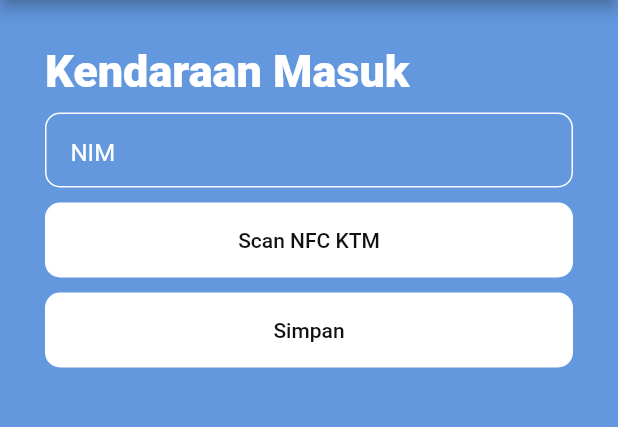
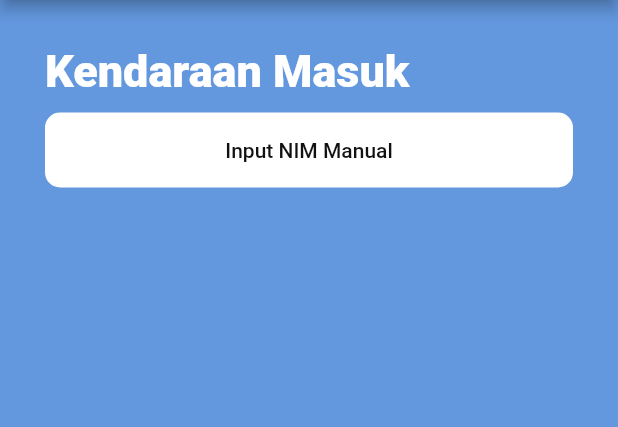
Before and after one commit to Kaling22/ticketing_parkir, a Flutter app: the HomeScreen screen opened by its route, after a tap on "Kendaraan Masuk", on a phone screen of 412 x 824 dp, the part 84-511 px from its top. Run offline on Flutter 3.47's test engine with Material 2 defaults, Android fonts, the phone set to English and light mode, and no system bars.

Commit message:
update ui

```diff
--- a/lib/menu/HomeScreen.dart
+++ b/lib/menu/HomeScreen.dart
@@ -81,7 +81,7 @@ class HomeScreen extends StatelessWidget {
                     height: 16,
                   ),
                   Text(
-                    "Input Kendaraan Mahasiswa",
+                    "Memasukkan data parkir baru",
                     style: subTitle(),
                   ),
                 ],
@@ -112,14 +112,14 @@ class HomeScreen extends StatelessWidget {
                     height: 7,
                   ),
                   Text(
-                    "output kendaraan",
+                    "Kendaraan Keluar",
                     style: titleStyle(),
                   ),
                   SizedBox(
                     height: 16,
                   ),
                   Text(
-                    "Kendaraan mahasiswa keluar wilayah kampus",
+                    "Kendaraan keluar wilayah kampus",
                     style: subTitle(),
                   ),
                 ],
--- a/lib/menu/InputKendaraanScreen.dart
+++ b/lib/menu/InputKendaraanScreen.dart
@@ -34,25 +34,25 @@ class InputKendaraanScreen extends StatelessWidget {
             const SizedBox(
               height: 10,
             ),
-            Container(
-              height: 50,
-              width: double.infinity,
-              padding: EdgeInsets.all(16),
-              decoration: BoxDecoration(
-                  border: Border.all(color: Color.fromARGB(255, 255, 255, 255)),
-                  borderRadius: BorderRadius.circular(10)),
-              child: TextFormField(
-                keyboardType: TextInputType.number,
-                controller: _nimController,
-                style: TextStyle(color: Colors.white),
-                decoration: InputDecoration.collapsed(
-                    hintText: "NIM",
-                    hintStyle: TextStyle(color: Colors.white)),
-              ),
-            ),
-            const SizedBox(
-              height: 10,
-            ),
+            // Container(
+            //   height: 50,
+            //   width: double.infinity,
+            //   padding: EdgeInsets.all(16),
+            //   decoration: BoxDecoration(
+            //       border: Border.all(color: Color.fromARGB(255, 255, 255, 255)),
+            //       borderRadius: BorderRadius.circular(10)),
+            //   child: TextFormField(
+            //     keyboardType: TextInputType.number,
+            //     controller: _nimController,
+            //     style: TextStyle(color: Colors.white),
+            //     decoration: InputDecoration.collapsed(
+            //         hintText: "NIM",
+            //         hintStyle: TextStyle(color: Colors.white)),
+            //   ),
+            // ),
+            // const SizedBox(
+            //   height: 10,
+            // ),
             Container(
               height: 50,
               width: double.infinity,
@@ -62,36 +62,36 @@ class InputKendaraanScreen extends StatelessWidget {
                   borderRadius: BorderRadius.circular(10)),
               child: TextButton(
                   onPressed: (){
-                    Navigator.pushNamed(context, '/Home');
+                    Navigator.pushNamed(context, '/InputManual');
                   },
                   child: const Text(
-                    "Scan NFC KTM",
+                    "Input NIM Manual",
                     style: TextStyle(
                         color: Color.fromARGB(255, 17, 17, 17),
                         fontWeight: FontWeight.w500),
                   )),
             ),
-            const SizedBox(
-              height: 10,
-            ),
-            Container(
-              height: 50,
-              width: double.infinity,
-              decoration: BoxDecoration(
-                  color: Color.fromARGB(255, 255, 255, 255),
-                  border: Border.all(color: Color.fromARGB(255, 255, 255, 255)),
-                  borderRadius: BorderRadius.circular(10)),
-              child: TextButton(
-                  onPressed: (){
-                    Navigator.pushNamed(context, '/Home');
-                  },
-                  child: const Text(
-                    "Simpan",
-                    style: TextStyle(
-                        color: Color.fromARGB(255, 17, 17, 17),
-                        fontWeight: FontWeight.w500),
-                  )),
-            ),
+            // const SizedBox(
+            //   height: 10,
+            // ),
+            // Container(
+            //   height: 50,
+            //   width: double.infinity,
+            //   decoration: BoxDecoration(
+            //       color: Color.fromARGB(255, 255, 255, 255),
+            //       border: Border.all(color: Color.fromARGB(255, 255, 255, 255)),
+            //       borderRadius: BorderRadius.circular(10)),
+            //   child: TextButton(
+            //       onPressed: (){
+            //         Navigator.pushNamed(context, '/Home');
+            //       },
+            //       child: const Text(
+            //         "Simpan",
+            //         style: TextStyle(
+            //             color: Color.fromARGB(255, 17, 17, 17),
+            //             fontWeight: FontWeight.w500),
+            //       )),
+            // ),
           ],
         ),
       )),
--- a/lib/menu/OutputKendaraanScreen.dart
+++ b/lib/menu/OutputKendaraanScreen.dart
@@ -10,7 +10,7 @@ class OutputKendaraanScreen extends StatelessWidget {
   Widget build(BuildContext context) {
     return Scaffold(
       appBar: AppBar(
-        title: Text("Output"),
+        title: Text("Input"),
         actions: <Widget>[
           Padding(
             padding: const EdgeInsets.all(8.0),
@@ -34,25 +34,25 @@ class OutputKendaraanScreen extends StatelessWidget {
             const SizedBox(
               height: 10,
             ),
-            Container(
-              height: 50,
-              width: double.infinity,
-              padding: EdgeInsets.all(16),
-              decoration: BoxDecoration(
-                  border: Border.all(color: Color.fromARGB(255, 255, 255, 255)),
-                  borderRadius: BorderRadius.circular(10)),
-              child: TextFormField(
-                keyboardType: TextInputType.number,
-                controller: _nimController,
-                style: TextStyle(color: Colors.white),
-                decoration: InputDecoration.collapsed(
-                    hintText: "NIM",
-                    hintStyle: TextStyle(color: Colors.white)),
-              ),
-            ),
-            const SizedBox(
-              height: 10,
-            ),
+            // Container(
+            //   height: 50,
+            //   width: double.infinity,
+            //   padding: EdgeInsets.all(16),
+            //   decoration: BoxDecoration(
+            //       border: Border.all(color: Color.fromARGB(255, 255, 255, 255)),
+            //       borderRadius: BorderRadius.circular(10)),
+            //   child: TextFormField(
+            //     keyboardType: TextInputType.number,
+            //     controller: _nimController,
+            //     style: TextStyle(color: Colors.white),
+            //     decoration: InputDecoration.collapsed(
+            //         hintText: "NIM",
+            //         hintStyle: TextStyle(color: Colors.white)),
+            //   ),
+            // ),
+            // const SizedBox(
+            //   height: 10,
+            // ),
             Container(
               height: 50,
               width: double.infinity,
@@ -62,41 +62,39 @@ class OutputKendaraanScreen extends StatelessWidget {
                   borderRadius: BorderRadius.circular(10)),
               child: TextButton(
                   onPressed: (){
-                    Navigator.pushNamed(context, '/Home');
+                    Navigator.pushNamed(context, '/OutputManual');
                   },
                   child: const Text(
-                    "Scan NFC KTM",
+                    "Input NIM Manual",
                     style: TextStyle(
                         color: Color.fromARGB(255, 17, 17, 17),
                         fontWeight: FontWeight.w500),
                   )),
             ),
-            const SizedBox(
-              height: 10,
-            ),
-            Container(
-              height: 50,
-              width: double.infinity,
-              decoration: BoxDecoration(
-                  color: Color.fromARGB(255, 255, 255, 255),
-                  border: Border.all(color: Color.fromARGB(255, 255, 255, 255)),
-                  borderRadius: BorderRadius.circular(10)),
-              child: TextButton(
-                  onPressed: (){
-                    Navigator.pushNamed(context, '/Home');
-                  },
-                  child: const Text(
-                    "Simpan",
-                    style: TextStyle(
-                        color: Color.fromARGB(255, 17, 17, 17),
-                        fontWeight: FontWeight.w500),
-                  )),
-            ),
+            // const SizedBox(
+            //   height: 10,
+            // ),
+            // Container(
+            //   height: 50,
+            //   width: double.infinity,
+            //   decoration: BoxDecoration(
+            //       color: Color.fromARGB(255, 255, 255, 255),
+            //       border: Border.all(color: Color.fromARGB(255, 255, 255, 255)),
+            //       borderRadius: BorderRadius.circular(10)),
+            //   child: TextButton(
+            //       onPressed: (){
+            //         Navigator.pushNamed(context, '/Home');
+            //       },
+            //       child: const Text(
+            //         "Simpan",
+            //         style: TextStyle(
+            //             color: Color.fromARGB(255, 17, 17, 17),
+            //             fontWeight: FontWeight.w500),
+            //       )),
+            // ),
           ],
         ),
       )),
     );
   }
-
-
 }
```
Also changed, not shown: lib/login/LoginScreen.dart (+6 -2 lines), lib/main.dart (+6 -3 lines), lib/menu/InputManual.dart (added, +80 -0 lines), lib/menu/OutputManual.dart (added, +80 -0 lines).
